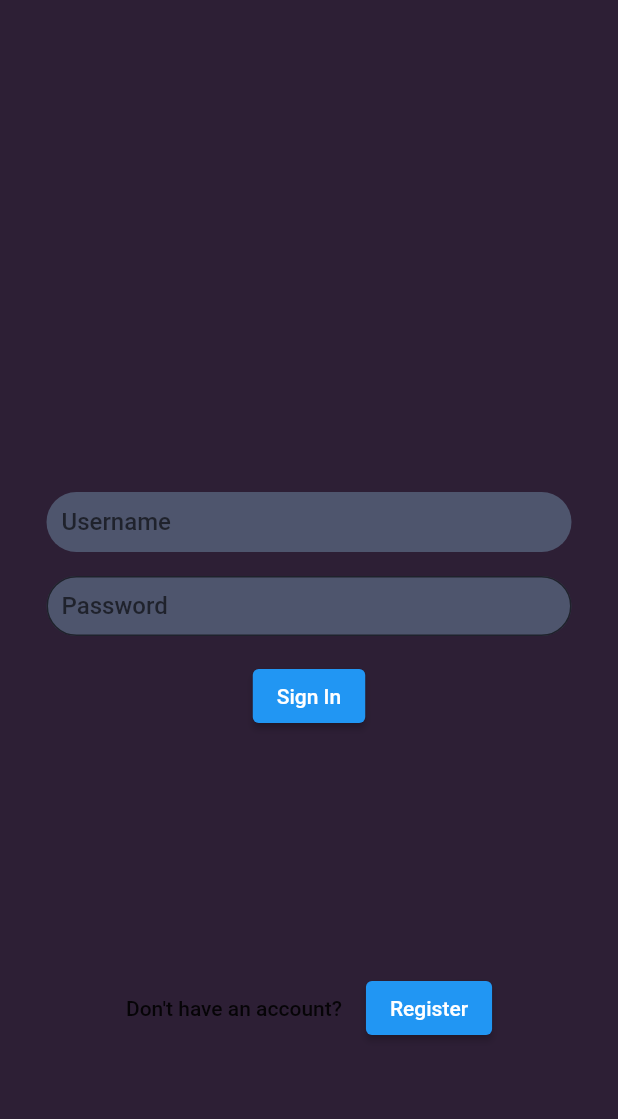
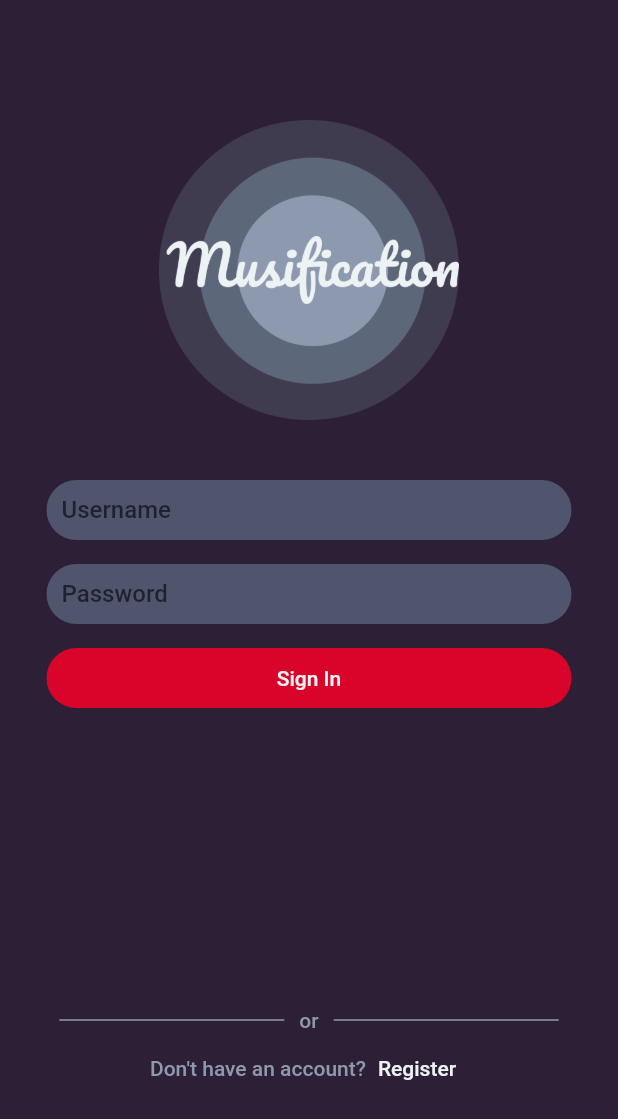
Before and after one commit to 50ShadesOfCode/musification, a Flutter app: the screen it shows after launch, on a phone screen of 412 x 824 dp. Shown: the top 1119 px of the screen. Run offline on Flutter 3.47's test engine with Material 2 defaults, Android fonts, the phone set to English and light mode, and no system bars; our stand-ins replace bloc, connectivity_plus, convert, dio, equatable, flutter_bloc and 4 more; missing offline and left inert: mockito; project files that could hold a hidden picture were left out.

Commit message:
Minor changes in UI

```diff
--- a/features/authorization/lib/authorization_form.dart
+++ b/features/authorization/lib/authorization_form.dart
@@ -46,9 +46,18 @@ class _AuthFormState extends State<AuthForm> {
           }
           return SafeArea(
             child: Center(
+              child: SingleChildScrollView(
                 child: Column(
-                mainAxisAlignment: MainAxisAlignment.end,
+                  mainAxisAlignment: MainAxisAlignment.center,
                   children: <Widget>[
+                    SizedBox(
+                      width: 200,
+                      height: 200,
+                      child: Image.asset(AppImages.logoPngKey),
+                    ),
+                    const SizedBox(
+                      height: 40,
+                    ),
                     Container(
                       width: 350,
                       height: 40,
@@ -83,6 +92,7 @@ class _AuthFormState extends State<AuthForm> {
                         decoration: const InputDecoration(
                           border: OutlineInputBorder(
                             borderRadius: BorderRadius.all(Radius.circular(20)),
+                            borderSide: BorderSide.none,
                           ),
                           contentPadding: EdgeInsets.all(10),
                           hintText: 'Password',
@@ -94,37 +104,87 @@ class _AuthFormState extends State<AuthForm> {
                     const SizedBox(
                       height: 16,
                     ),
-                  ElevatedButton(
+                    SizedBox(
+                      width: 350,
+                      height: 40,
+                      child: TextButton(
                         onPressed: () => <void>{
                             BlocProvider.of<AuthBloc>(context).add(SignInEvent(
                               username: username,
                               password: password,
                             )),
                           },
+                        style: TextButton.styleFrom(
+                          backgroundColor: AppColors.accent,
+                          primary: AppColors.active,
+                          shape: RoundedRectangleBorder(
+                            borderRadius: BorderRadius.circular(20),
+                          )
+                        ),
                         child: const Text('Sign In'),
                       ),
+                    ),
                     const SizedBox(
-                    height: 160,
+                      height: 200,
+                    ),
+                    Row(
+                      mainAxisAlignment: MainAxisAlignment.center,
+                      children: const [
+                        SizedBox(
+                          width: 150,
+                          child: Divider(
+                            thickness: 1,
+                            color: AppColors.secondary1,
+                          ),
+                        ),
+                        SizedBox(
+                          width: 10,
+                        ),
+                        Text(
+                          'or',
+                          style: TextStyle(
+                            color: AppColors.secondary1,
+                          ),
+                        ),
+                        SizedBox(
+                          width: 10,
+                        ),
+                        SizedBox(
+                          width: 150,
+                          child: Divider(
+                            thickness: 1,
+                            color: AppColors.secondary1,
+                          ),
+                        ),
+                      ],
                     ),
                     Row(
                       mainAxisAlignment: MainAxisAlignment.center,
                       children: [
-                      const Text('Don\'t have an account?'),
-                      const SizedBox(
-                        width: 16,
+                        const Text(
+                          'Don\'t have an account?',
+                          style: TextStyle(
+                            color: AppColors.secondary1,
                           ),
-                      ElevatedButton(
+                        ),
+                        TextButton(
                           onPressed: () => <void>{
                             BlocProvider.of<AuthBloc>(context).add(RegisterEvent())
                           },
-                        child: const Text('Register'),
+                          style: TextButton.styleFrom(
+                            primary: AppColors.active,
+                          ),
+                          child: const Text(
+                            'Register',
+                          ),
                         ),
                       ],
                     ),
                     const SizedBox(
-                    height: 128,
+                      height: 8,
                     ),
                   ],
+                ),
               ),
             ),
           );
--- a/lib/application.dart
+++ b/lib/application.dart
@@ -29,7 +29,7 @@ class _ApplicationState extends State<Application> {
       debugShowCheckedModeBanner: false,
       theme: ThemeData(
         scaffoldBackgroundColor: AppTheme.bgPrimaryColor,
-        appBarTheme: const AppBarTheme(backgroundColor: AppTheme.bgPrimaryColor),
+        appBarTheme: const AppBarTheme(backgroundColor: AppColors.main),
       ),
       localizationsDelegates: const <LocalizationsDelegate<dynamic>> [
         AppLocalizations.delegate,
```
Lines whose indentation alone changed are shown as unchanged.
